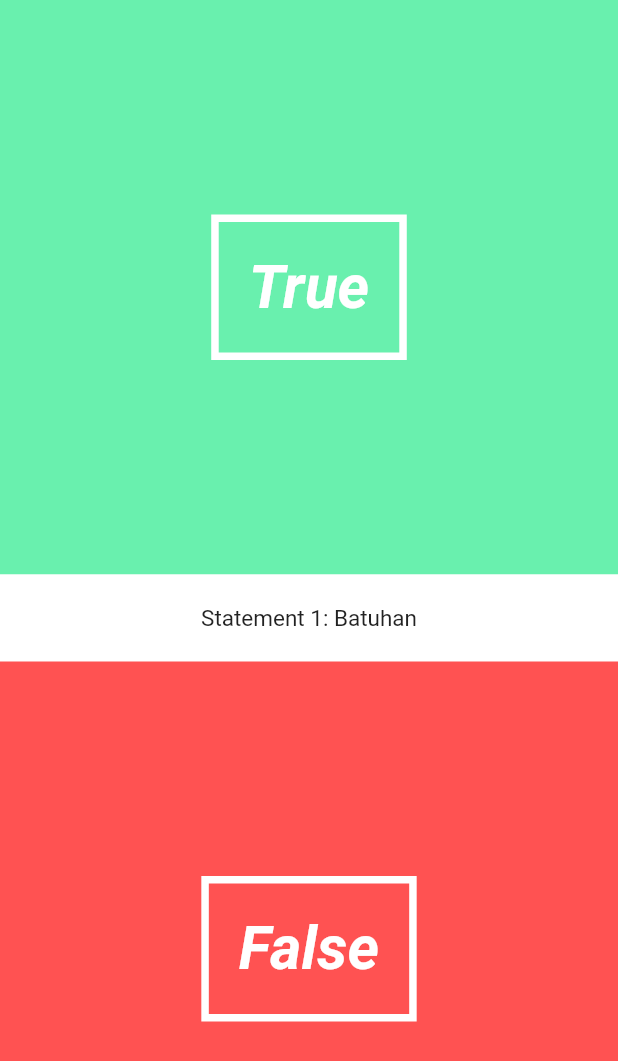
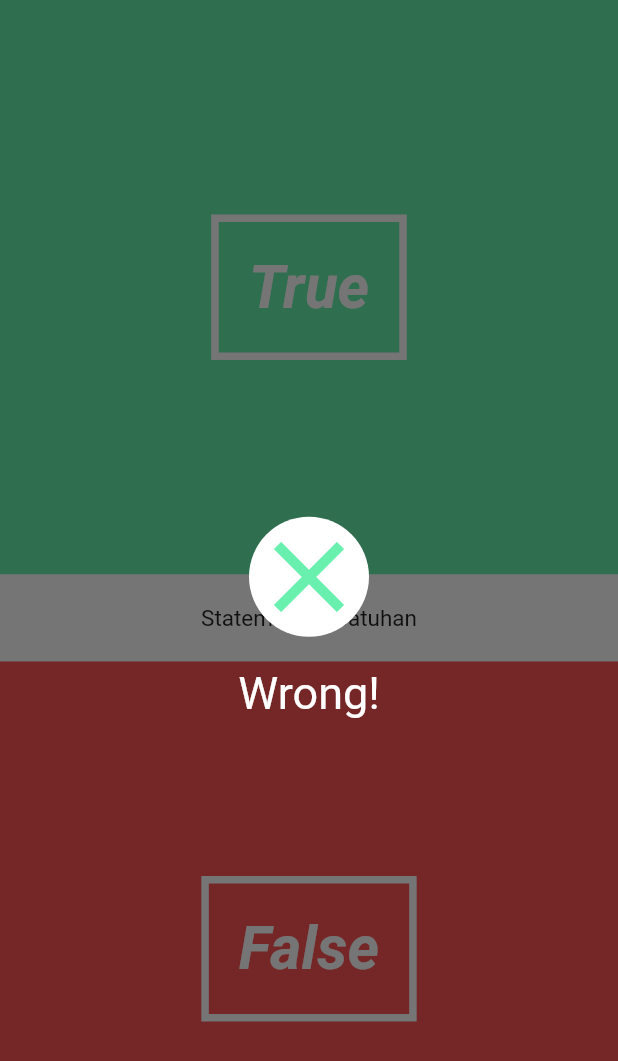
Before and after one commit to batuhangobekli/Simple-Quiz-App, a Flutter app: the screen it shows after launch, on a phone screen of 412 x 824 dp. Shown: the top 1061 px of the screen. Run offline on Flutter 3.47's test engine with Material 2 defaults, Android fonts, the phone set to English and light mode, and no system bars.

Commit message:
Wrong False Overlay Added

```diff
--- a/quiz_app/lib/Pages/quiz_page.dart
+++ b/quiz_app/lib/Pages/quiz_page.dart
@@ -1,5 +1,6 @@
 import 'package:flutter/material.dart';
 import 'package:quiz_app/UI/answer_button.dart';
+import 'package:quiz_app/UI/correct_wrong_overlay.dart';
 import 'package:quiz_app/UI/question_text.dart';
 
 
@@ -11,6 +12,7 @@ class QuizPageState extends State<QuizPage> {
 @override
 Widget build(BuildContext context){
   return new Stack(
+    fit: StackFit.expand,
     children: <Widget>[
       new Column(//this is main page
       children: <Widget>[
@@ -18,7 +20,8 @@ Widget build(BuildContext context){
        new QuestionText("Batuhan", 1),
        new AnswerButton(false,() => print("You answered False"))
       ],
-      )
+      ),
+      new CorrectWrongOverlay(false)
     ],
   );
 }
--- /dev/null
+++ b/quiz_app/lib/UI/correct_wrong_overlay.dart
@@ -0,0 +1,41 @@
+import 'package:flutter/material.dart';
+
+class CorrectWrongOverlay extends StatefulWidget{
+  final bool _isCorrect;
+
+  CorrectWrongOverlay(this._isCorrect);
+ @override
+  State createState() => new CorrectWrongOverlayState();
+}
+
+class CorrectWrongOverlayState extends State<CorrectWrongOverlay>{
+ @override
+  Widget build(BuildContext context) {
+    return new Material(
+      color: Colors.black54,
+      child: new InkWell(
+        onTap: () => print("You tapped the overlay"),
+        child: new Column(
+          mainAxisAlignment: MainAxisAlignment.center,
+          children: <Widget>[
+            new Container(
+              decoration: new BoxDecoration(
+                color: Colors.white,
+                shape: BoxShape.circle
+              ),
+              child: new Icon(widget._isCorrect == true ? Icons.done : Icons.clear,size: 80.0,color: Colors.greenAccent),
+            ),
+            new Padding(
+              padding: EdgeInsets.only(bottom:20.0),
+            ),
+            new Text(widget._isCorrect == true ? "Correct!":"Wrong!",style: new TextStyle(color: Colors.white,fontSize: 30.0))
+          ],
+        ),
+      ),
+    );
+
+
+  }
+
+
+}
```
